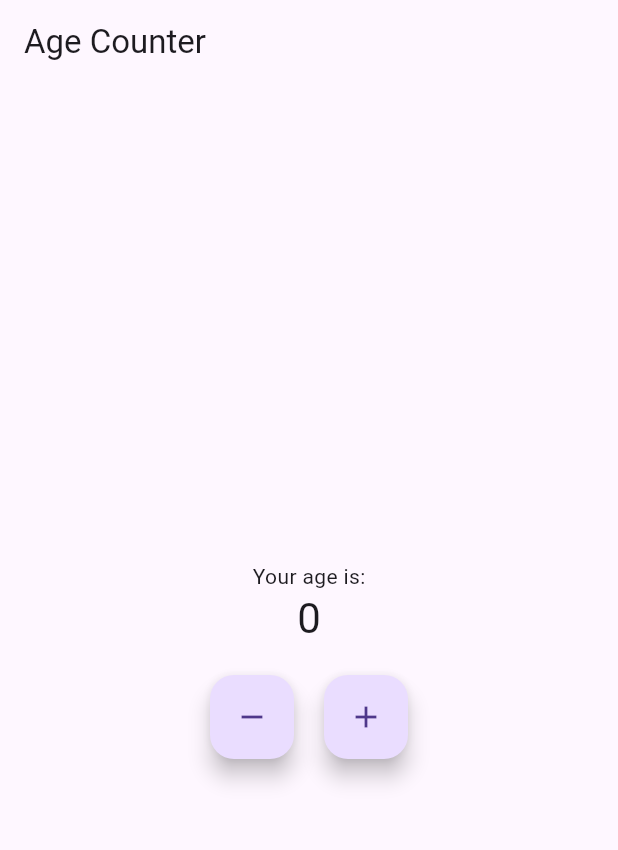
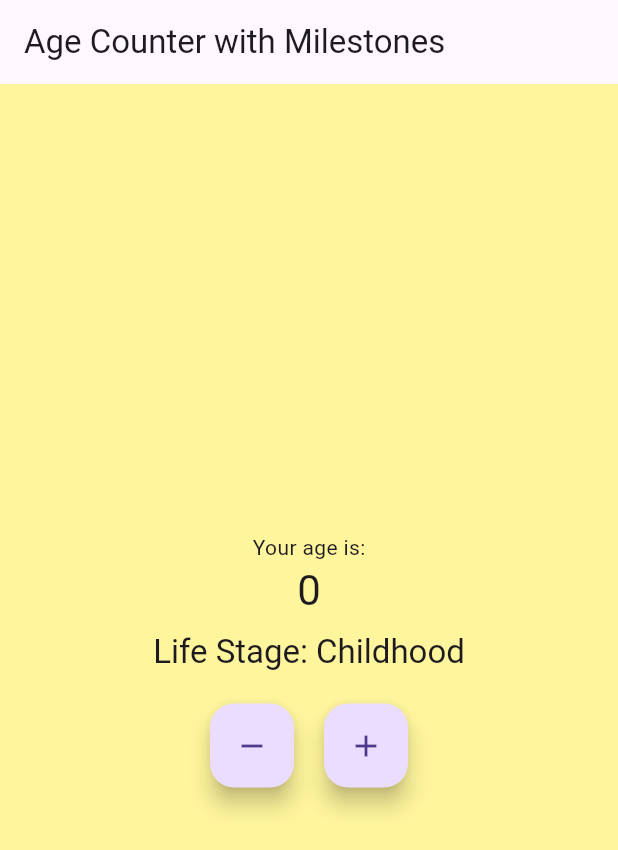
Before and after one commit to slowwwwpoke/age_counter, a Flutter app: the screen it shows after launch, on a phone screen of 412 x 824 dp. Shown: the top 850 px of the screen. Run offline on Flutter 3.47's test engine with Material 3 defaults, Android fonts, the phone set to English and light mode, and no system bars; missing offline and left inert: window_size.

Commit message:
added milestones and color changes for age ranges

```diff
--- a/lib/main.dart
+++ b/lib/main.dart
@@ -9,9 +9,7 @@ void main() {
   setupWindow();
   runApp(
     // Provide the AgeCounter model to all widgets within the app.
-    // Using ChangeNotifierProvider to rebuild widgets when the model changes.
     ChangeNotifierProvider(
-      // Initialize AgeCounter model here to let Provider manage its lifecycle.
       create: (context) => AgeCounter(),
       child: const MyApp(),
     ),
@@ -19,18 +17,16 @@ void main() {
 }
 
 // Define fixed window size for desktop
-const double windowWidth = 360;
-const double windowHeight = 640;
+const double windowWidth = 720;
+const double windowHeight = 1280;
 
 // Setup window size and position for desktop platforms
 void setupWindow() {
-  // Check if the platform is desktop but not web
   if (!kIsWeb && (Platform.isWindows || Platform.isLinux || Platform.isMacOS)) {
     WidgetsFlutterBinding.ensureInitialized();
-    setWindowTitle('Age Counter');
+    setWindowTitle('Age Counter with Milestones');
     setWindowMinSize(const Size(windowWidth, windowHeight));
     setWindowMaxSize(const Size(windowWidth, windowHeight));
-    // Center the window on the screen
     getCurrentScreen().then((screen) {
       setWindowFrame(Rect.fromCenter(
         center: screen!.frame.center,
@@ -44,7 +40,7 @@ void setupWindow() {
 /// Model to manage age state
 ///
 /// [ChangeNotifier] is used to notify listeners when the state changes.
-/// The AgeCounter model keeps track of the user's age.
+/// The AgeCounter model keeps track of the user's age and determines the life stage.
 class AgeCounter with ChangeNotifier {
   int age = 0; // Initialize age to 0
 
@@ -61,6 +57,36 @@ class AgeCounter with ChangeNotifier {
       notifyListeners();
     }
   }
+
+  // Determine life stage based on age
+  String getLifeStage() {
+    if (age >= 0 && age <= 12) {
+      return 'Childhood';
+    } else if (age >= 13 && age <= 19) {
+      return 'Teenage';
+    } else if (age >= 20 && age <= 30) {
+      return 'Young Adult';
+    } else if (age >= 31 && age <= 50) {
+      return 'Adult';
+    } else {
+      return 'Senior';
+    }
+  }
+
+  // Determine background color based on life stage
+  Color getBackgroundColor() {
+    if (age >= 0 && age <= 12) {
+      return Colors.yellow.shade200;
+    } else if (age >= 13 && age <= 19) {
+      return Colors.blue.shade200;
+    } else if (age >= 20 && age <= 30) {
+      return Colors.green.shade200;
+    } else if (age >= 31 && age <= 50) {
+      return Colors.orange.shade200;
+    } else {
+      return Colors.grey.shade400;
+    }
+  }
 }
 
 /// Root widget of the app
@@ -70,7 +96,7 @@ class MyApp extends StatelessWidget {
   @override
   Widget build(BuildContext context) {
     return MaterialApp(
-      title: 'Age Counter',
+      title: 'Age Counter with Milestones',
       theme: ThemeData(
         primarySwatch: Colors.blue,
         useMaterial3: true, // Use Material Design 3
@@ -86,22 +112,34 @@ class MyHomePage extends StatelessWidget {
 
   @override
   Widget build(BuildContext context) {
+    // Access the AgeCounter model to get the life stage and background color
+    var ageCounter = context.watch<AgeCounter>();
+    var backgroundColor = ageCounter.getBackgroundColor();
+    var lifeStage = ageCounter.getLifeStage();
+
     return Scaffold(
       appBar: AppBar(
-        title: const Text('Age Counter'),
+        title: const Text('Age Counter with Milestones'),
       ),
-      body: Center(
+      // Change background color based on life stage
+      body: Container(
+        color: backgroundColor,
+        child: Center(
           child: Column(
             mainAxisAlignment: MainAxisAlignment.center,
             children: [
               // Display the label for age
               const Text('Your age is:'),
-            // Consumer listens to AgeCounter and rebuilds when age changes
-            Consumer<AgeCounter>(
-              builder: (context, counter, child) => Text(
-                '${counter.age}',
+              // Display the current age
+              Text(
+                '${ageCounter.age}',
                 style: Theme.of(context).textTheme.headlineMedium,
               ),
+              const SizedBox(height: 10),
+              // Display the corresponding life stage
+              Text(
+                'Life Stage: $lifeStage',
+                style: Theme.of(context).textTheme.titleLarge,
               ),
               const SizedBox(height: 20), // Add some spacing
               // Row to display increment and decrement buttons
@@ -131,6 +169,7 @@ class MyHomePage extends StatelessWidget {
             ],
           ),
         ),
+      ),
     );
   }
 }
```
Lines whose indentation alone changed are shown as unchanged.
